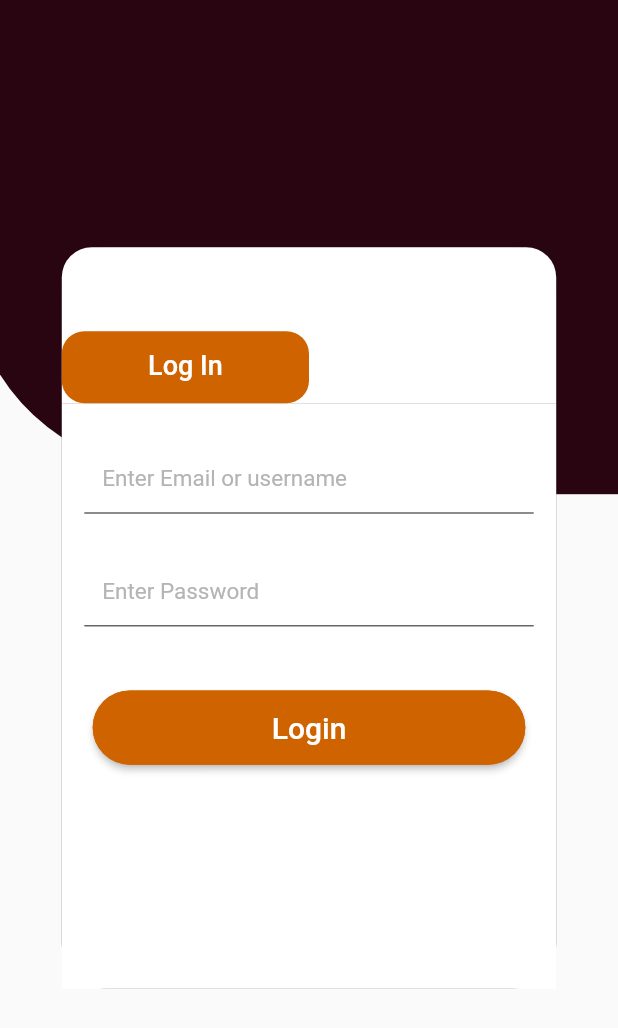
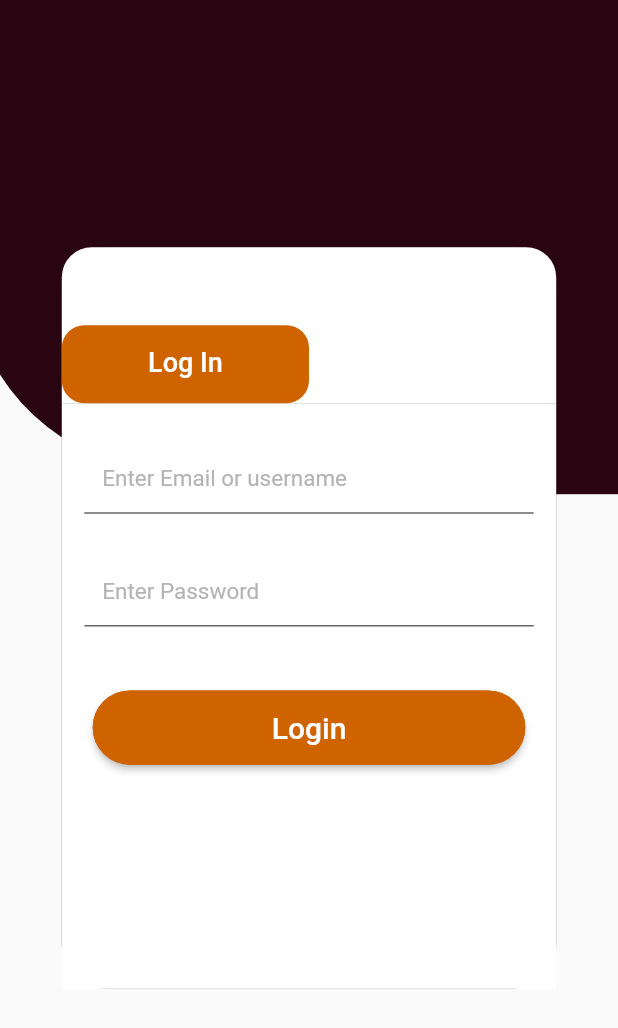
Before and after one commit to emilio-kariuki/youth, a Flutter app: the screen it shows after launch, on a phone screen of 412 x 824 dp. Shown: the top 1028 px of the screen. Run offline on Flutter 3.47's test engine with Material 2 defaults, Android fonts, the phone set to English and light mode, and no system bars; our stand-ins replace google_fonts.

Commit message:
April 3, 2022 5:03 PM

```diff
--- a/lib/Accounts/login.dart
+++ b/lib/Accounts/login.dart
@@ -87,6 +87,7 @@ class _LoginContentsState extends State<LoginContents> {
                 elevation: 0,
                 backgroundColor: Colors.transparent,
                 bottom: TabBar(
+                  labelPadding : const EdgeInsets.all(2),
                   indicator: BoxDecoration(
                       color: const Color.fromARGB(255, 206, 99, 0),
                       borderRadius: BorderRadius.circular(15.0)),
```
